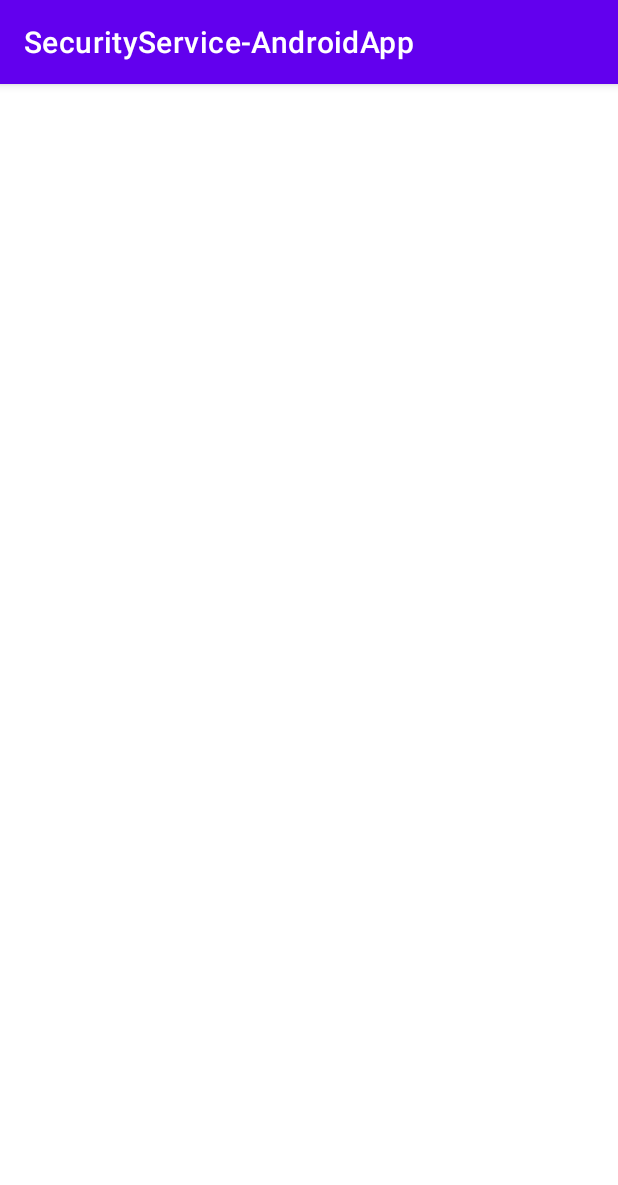
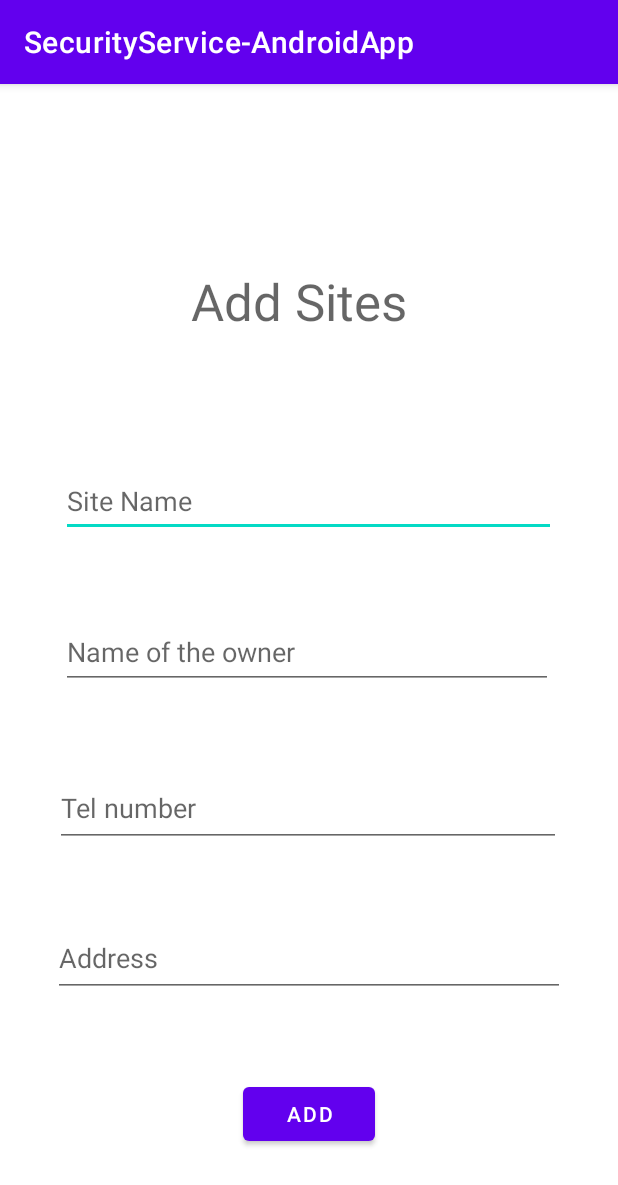
Before and after one commit to MAD-Proj-Y02S02/SecurityService-AndroidApp, an Android app: the Addsites screen opened directly, with no data from a screen before it, on a phone screen of 412 x 824 dp. Shown: the top 1185 px of the screen. Run offline under Robolectric (Android 15) with nearby library versions, the phone set to English and light mode, and no system bars; our stand-ins replace Firebase (no records; nobody signed in at launch, a user with empty details on screens opened directly).

Commit message:
Add Sites Backend

```diff
--- a/app/src/main/java/com/example/securityservice_androidapp/Addsites.java
+++ b/app/src/main/java/com/example/securityservice_androidapp/Addsites.java
@@ -3,12 +3,82 @@ package com.example.securityservice_androidapp;
 import androidx.appcompat.app.AppCompatActivity;
 
 import android.os.Bundle;
+import android.text.TextUtils;
+import android.view.View;
+import android.widget.Button;
+import android.widget.EditText;
+import android.widget.Toast;
 
-public class Addsites extends AppCompatActivity {
+import com.google.firebase.database.DatabaseReference;
+import com.google.firebase.database.FirebaseDatabase;
+
+public class Addsites extends AppCompatActivity  implements View.OnClickListener{
+
+    EditText txtName, txtOwner, txtAddress, txtNumber;
+    Button addBtn;
+
+    Sites obSite;
+
+    DatabaseReference db;
+
+
 
     @Override
     protected void onCreate(Bundle savedInstanceState) {
         super.onCreate(savedInstanceState);
         setContentView(R.layout.activity_addsites);
+
+        txtName = findViewById(R.id.name_site);
+        txtOwner = findViewById(R.id.owner_site);
+        txtNumber = findViewById(R.id.number_site);
+        txtAddress = findViewById(R.id.address_site);
+
+        addBtn = findViewById(R.id.add_btn);
+
+
+        obSite = new Sites();
     }
+    @Override
+    public void onClick(View view) {
+        int id = view.getId();
+
+        switch(id)
+        {
+            case R.id.add_btn:
+                Add();
+                break;
+        }
+    }
+
+
+    public void Add ( ){
+        db = FirebaseDatabase.getInstance().getReference().child("Sites");
+
+        try {
+            if(TextUtils.isEmpty(txtName.getText().toString().trim())){
+                Toast.makeText(getApplicationContext(), "Please enter the site name", Toast.LENGTH_LONG).show();
+            } else if (TextUtils.isEmpty((txtOwner.getText().toString().trim()))) {
+                Toast.makeText(getApplicationContext(), "Please enter the owner name", Toast.LENGTH_LONG).show();
+            } else if (TextUtils.isEmpty((txtNumber.getText().toString().trim()))) {
+                Toast.makeText(getApplicationContext(), "Please enter the site Number", Toast.LENGTH_LONG).show();
+            } else if (TextUtils.isEmpty((txtAddress.getText().toString().trim()))) {
+                Toast.makeText(getApplicationContext(), "Please enter the site Address", Toast.LENGTH_LONG).show();
+            } else {
+                obSite.setSiteName(txtName.getText().toString().trim());
+                obSite.setSiteOwner(txtOwner.getText().toString().trim());
+                obSite.setSiteNumber(txtNumber.getText().toString().trim());
+                obSite.getSiteAddress(txtAddress.getText().toString().trim());
+
+                db.push().setValue(obSite);
+                Toast.makeText(getApplicationContext(), "sucessfully inserted", Toast.LENGTH_LONG).show();
+
+            }
+
+        } catch(NumberFormatException e){
+            Toast.makeText(getApplicationContext(),"Number format exception", Toast.LENGTH_LONG) .show();
+        }
+
+    }
+
+
 }
--- a/app/src/main/res/layout/activity_addsites.xml
+++ b/app/src/main/res/layout/activity_addsites.xml
@@ -4,6 +4,89 @@
     xmlns:tools="http://schemas.android.com/tools"
     android:layout_width="match_parent"
     android:layout_height="match_parent"
+    android:orientation="vertical"
     tools:context=".Addsites">
 
+    <TextView
+        android:id="@+id/textView5"
+        android:layout_width="157dp"
+        android:layout_height="65dp"
+        android:text="Add Sites"
+        android:textAppearance="@style/TextAppearance.AppCompat.Display1"
+        app:layout_constraintBottom_toBottomOf="parent"
+        app:layout_constraintEnd_toEndOf="parent"
+        app:layout_constraintStart_toStartOf="parent"
+        app:layout_constraintTop_toTopOf="parent"
+        app:layout_constraintVertical_bias="0.174" />
+
+    <EditText
+        android:id="@+id/name_site"
+        android:layout_width="330dp"
+        android:layout_height="48dp"
+        android:ems="10"
+        android:hint="Site Name"
+        android:inputType="textPersonName"
+        app:layout_constraintBottom_toBottomOf="parent"
+        app:layout_constraintEnd_toEndOf="parent"
+        app:layout_constraintHorizontal_bias="0.493"
+        app:layout_constraintStart_toStartOf="parent"
+        app:layout_constraintTop_toBottomOf="@+id/textView5"
+        app:layout_constraintVertical_bias="0.125" />
+
+    <EditText
+        android:id="@+id/owner_site"
+        android:layout_width="328dp"
+        android:layout_height="49dp"
+        android:ems="10"
+        android:hint="Name of the owner"
+        android:inputType="textPersonName"
+        app:layout_constraintBottom_toBottomOf="parent"
+        app:layout_constraintEnd_toEndOf="parent"
+        app:layout_constraintHorizontal_bias="0.481"
+        app:layout_constraintStart_toStartOf="parent"
+        app:layout_constraintTop_toBottomOf="@+id/name_site"
+        app:layout_constraintVertical_bias="0.125" />
+
+    <EditText
+        android:id="@+id/number_site"
+        android:layout_width="337dp"
+        android:layout_height="51dp"
+        android:ems="10"
+        android:hint="Tel number"
+        android:inputType="number|textPersonName"
+        app:layout_constraintBottom_toBottomOf="parent"
+        app:layout_constraintEnd_toEndOf="parent"
+        app:layout_constraintHorizontal_bias="0.494"
+        app:layout_constraintStart_toStartOf="parent"
+        app:layout_constraintTop_toBottomOf="@+id/owner_site"
+        app:layout_constraintVertical_bias="0.172" />
+
+    <EditText
+        android:id="@+id/address_site"
+        android:layout_width="341dp"
+        android:layout_height="52dp"
+        android:ems="10"
+        android:hint="Address"
+        android:inputType="textPersonName"
+        app:layout_constraintBottom_toBottomOf="parent"
+        app:layout_constraintEnd_toEndOf="parent"
+        app:layout_constraintStart_toStartOf="parent"
+        app:layout_constraintTop_toBottomOf="@+id/number_site"
+        app:layout_constraintVertical_bias="0.23" />
+
+    <Button
+        android:id="@+id/add_btn"
+        android:layout_width="wrap_content"
+        android:layout_height="wrap_content"
+        android:onClick="onClick"
+        android:text="ADD"
+        app:iconTint="#E60C56"
+        app:iconTintMode="add"
+        app:layout_constraintBottom_toBottomOf="parent"
+        app:layout_constraintEnd_toEndOf="parent"
+        app:layout_constraintStart_toStartOf="parent"
+        app:layout_constraintTop_toBottomOf="@+id/address_site"
+        app:layout_constraintVertical_bias="0.483"
+        app:rippleColor="#1571BA" />
+
 </androidx.constraintlayout.widget.ConstraintLayout>
```
Also changed, not shown: app/src/main/java/com/example/securityservice_androidapp/Sites.java (added, +52 -0 lines), 1 other file.
